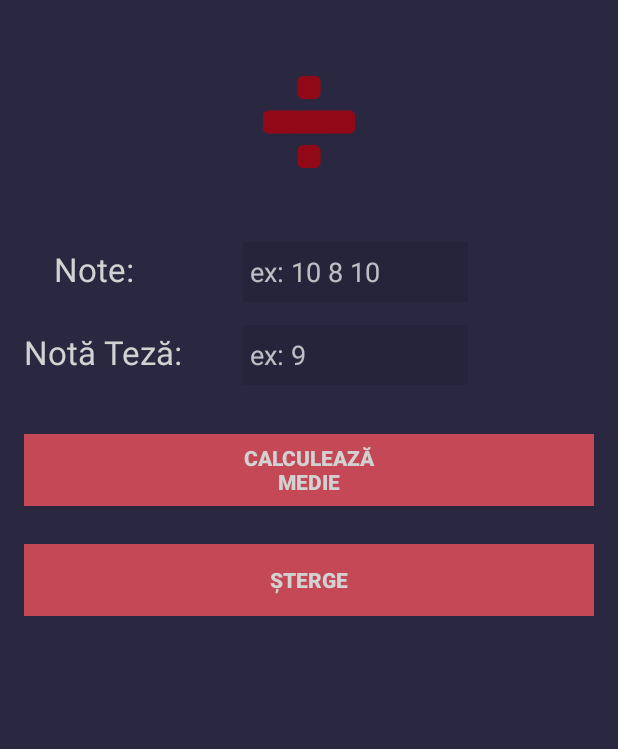
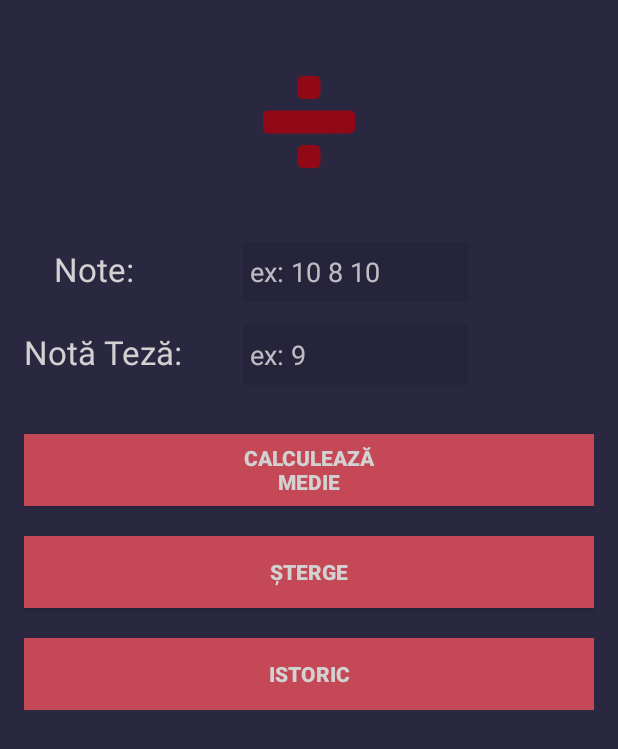
Before and after one commit to alexDamian99/CalculMedie2, an Android app: the layout activity_main.xml on its own in the app's theme, with its tools: preview values and no code run, on a phone screen of 412 x 824 dp. Shown: the top 749 px of the screen. Run offline under Robolectric (Android 15) with nearby library versions, the light colour scheme and no system bars.

Commit message:
istoric primitiv

```diff
--- a/app/src/main/res/layout/activity_main.xml
+++ b/app/src/main/res/layout/activity_main.xml
@@ -10,7 +10,7 @@
     android:paddingRight="@dimen/activity_horizontal_margin"
     android:paddingTop="@dimen/activity_vertical_margin"
     android:paddingBottom="@dimen/activity_vertical_margin"
-    tools:context="com.example.alex.calculmedie.MainActivity">
+    tools:context="com.calculMedie.alex.calculmedie.MainActivity">
 
 
     <ScrollView
@@ -106,7 +106,7 @@
 
                 <Space
                     android:layout_width="20dp"
-                    android:layout_height="25dip"
+                    android:layout_height="20dip"
                     android:layout_row="5"
                     android:layout_column="1" />
 
@@ -155,6 +155,22 @@
 
                     />
 
+                <Button
+                    android:layout_width="wrap_content"
+                    android:layout_height="wrap_content"
+                    android:text="@string/btnIstoric"
+                    android:id="@+id/btnIstoric"
+                    android:layout_row="8"
+                    android:layout_column="1"
+                    android:layout_rowSpan="1"
+                    android:layout_columnSpan="4"
+                    android:layout_gravity="fill_horizontal"
+                    android:onClick="onClickHistory"
+                    android:textColor="#D2D2D2"
+                    android:textStyle="bold"
+                    android:background="#c44855"
+                    android:layout_marginTop="20dp" />
+
             </GridLayout>
 
         </LinearLayout>
--- a/app/src/main/res/values/strings.xml
+++ b/app/src/main/res/values/strings.xml
@@ -6,5 +6,6 @@
     <string name="btnCalcMedie">Calculează\nMedie</string>
     <string name="hintEditNote">" "ex: 10 8 10</string>
     <string name="hintEditTeza">" "ex: 9</string>
+    <string name="btnIstoric">Istoric</string>
 
 </resources>
--- a/gradle.properties
+++ b/gradle.properties
@@ -9,8 +9,7 @@
 
 # Specifies the JVM arguments used for the daemon process.
 # The setting is particularly useful for tweaking memory settings.
-# Default value: -Xmx10248m -XX:MaxPermSize=256m
-# org.gradle.jvmargs=-Xmx2048m -XX:MaxPermSize=512m -XX:+HeapDumpOnOutOfMemoryError -Dfile.encoding=UTF-8
+org.gradle.jvmargs=-Xmx1536m
 
 # When configured, Gradle will run in incubating parallel mode.
 # This option should only be used with decoupled projects. More details, visit
```
Also changed, not shown: app/build.gradle (+6 -3 lines), app/src/main/AndroidManifest.xml (+5 -6 lines), app/src/main/divides-web.png (deleted), gradle/wrapper/gradle-wrapper.properties, 2 other files.
